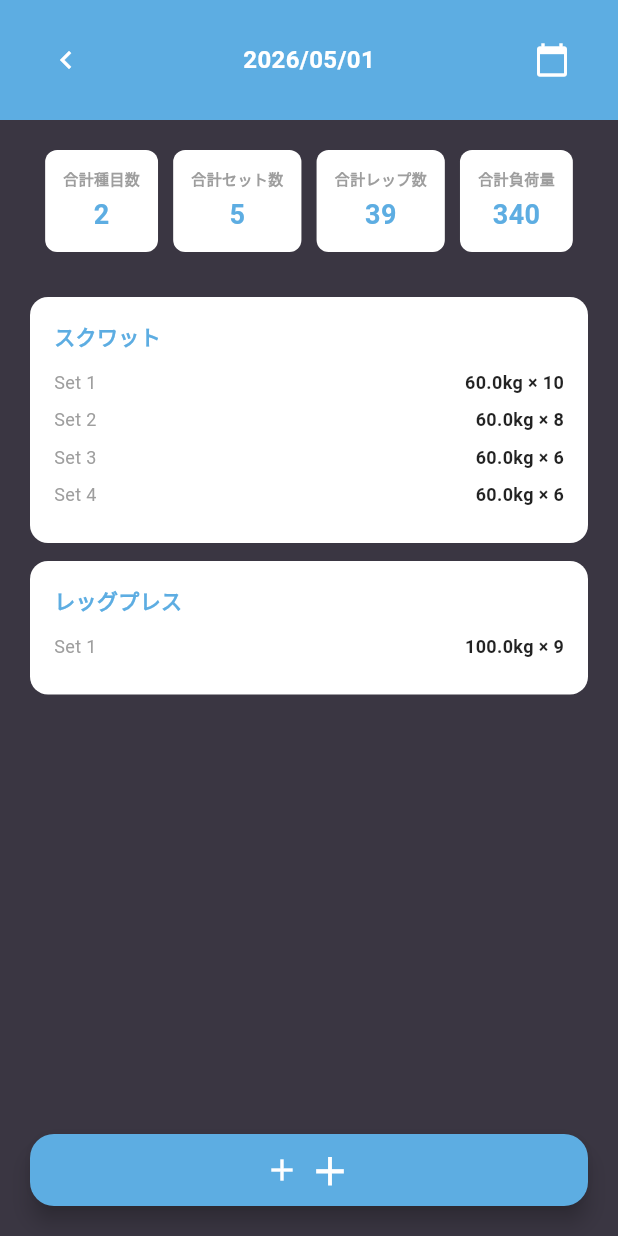
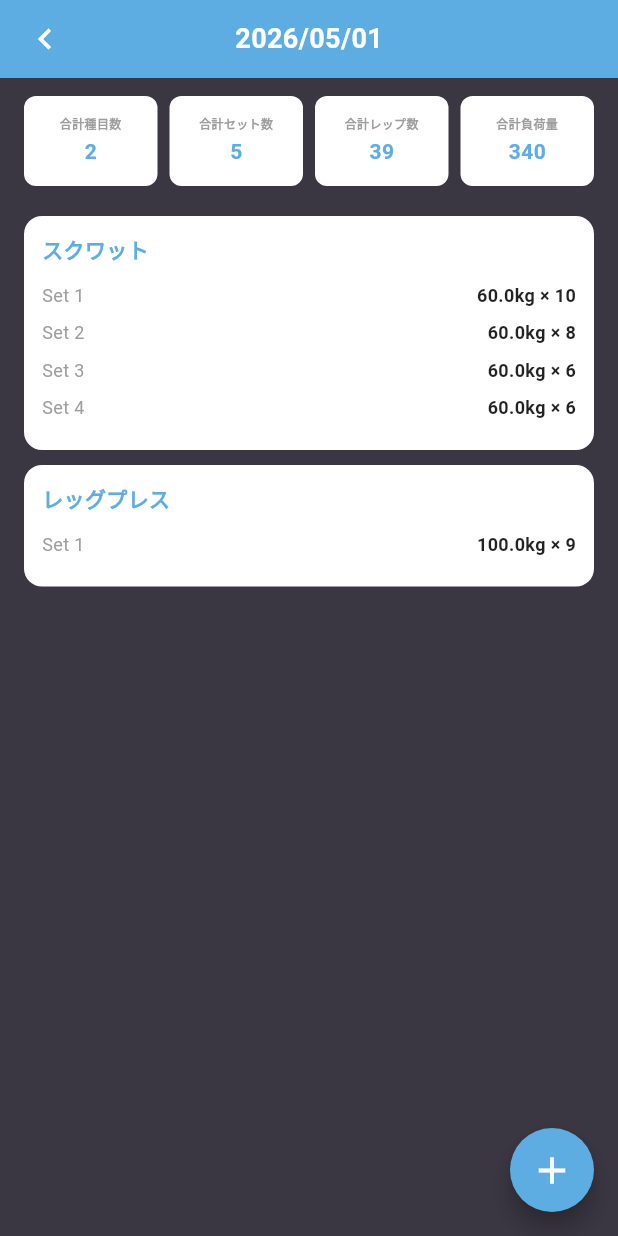
Before and after one commit to okinawan04/MuscleRecipe, a Flutter app: the screen it shows after launch, after a tap on the "chevron left" icon, after a tap on "メニューを追加", on a phone screen of 412 x 824 dp. Run offline on Flutter 3.47's test engine with Material 3 defaults, Android fonts, the phone set to English and light mode, and no system bars; our stand-ins replace fl_chart.

Commit message:
種目選択一覧作成
Co-authored-by: Copilot <copilot@github.com>

```diff
--- a/MuscleRecipe/lib/home.dart
+++ b/MuscleRecipe/lib/home.dart
@@ -30,13 +30,13 @@ class _HomePageState extends State<HomePage> {
             // Header
             Container(
               color: AppColors.backgroundColor,
-              padding: const EdgeInsets.only(top: 40, bottom: 20),
+              padding: const EdgeInsets.only(top: 32, bottom: 16),
               child: Column(
                 children: [
                   Align(
                     alignment: Alignment.centerLeft,
                     child: Padding(
-                      padding: const EdgeInsets.only(left: 20),
+                      padding: const EdgeInsets.only(left: 16),
                       child: const Text(
                         'Muscle memory',
                         style: AppTextStyles.pageTitle,
@@ -79,7 +79,7 @@ class _HomePageState extends State<HomePage> {
             // Buttons Area
             Container(
               color: AppColors.backgroundColor,
-              padding: const EdgeInsets.symmetric(horizontal: 20, vertical: 20),
+              padding: const EdgeInsets.symmetric(horizontal: 16, vertical: 16),
               child: Column(
                 children: [
                   // Add Menu Button
@@ -125,7 +125,7 @@ class _HomePageState extends State<HomePage> {
 
   Widget _buildGraph() {
     return Padding(
-      padding: const EdgeInsets.all(20),
+      padding: const EdgeInsets.all(16),
       child: Column(
         crossAxisAlignment: CrossAxisAlignment.start,
         children: [
@@ -227,7 +227,7 @@ class _HomePageState extends State<HomePage> {
         // Month/Year Header
         Container(
           color: AppColors.primaryColor,
-          padding: const EdgeInsets.symmetric(horizontal: 20, vertical: 12),
+          padding: const EdgeInsets.symmetric(horizontal: 16, vertical: 12),
           child: Row(
             mainAxisAlignment: MainAxisAlignment.spaceBetween,
             children: [
@@ -268,7 +268,7 @@ class _HomePageState extends State<HomePage> {
         // Weekday Headers
         Container(
           color: AppColors.primaryColor,
-          padding: const EdgeInsets.symmetric(horizontal: 20),
+          padding: const EdgeInsets.symmetric(horizontal: 16),
           child: Row(
             mainAxisAlignment: MainAxisAlignment.spaceEvenly,
             children: ['日', '月', '火', '水', '木', '金', '土']
@@ -285,7 +285,7 @@ class _HomePageState extends State<HomePage> {
         Expanded(
           child: Container(
             color: AppColors.primaryColor,
-            padding: const EdgeInsets.symmetric(horizontal: 20, vertical: 16),
+            padding: const EdgeInsets.symmetric(horizontal: 16, vertical: 12),
             child: _buildCalendarGrid(),
           ),
         ),
@@ -317,7 +317,7 @@ class _HomePageState extends State<HomePage> {
     return GridView.builder(
       gridDelegate: const SliverGridDelegateWithFixedCrossAxisCount(
         crossAxisCount: 7,
-        childAspectRatio: 1,
+        childAspectRatio: 0.95,
       ),
       itemCount: calendarDays.length,
       itemBuilder: (context, index) {
--- a/MuscleRecipe/lib/models/training_models.dart
+++ b/MuscleRecipe/lib/models/training_models.dart
@@ -1,6 +1,3 @@
-/// 筋トレデータモデル定義ファイル
-library training_models;
-
 /// 身体部位の列挙型
 enum BodyPart {
   chest('胸'),
--- a/MuscleRecipe/lib/screens/menu_list_screen.dart
+++ b/MuscleRecipe/lib/screens/menu_list_screen.dart
@@ -4,6 +4,7 @@ import '../models/training_models.dart';
 import '../providers/training_data_provider.dart';
 import '../constants/app_colors.dart';
 import '../constants/app_text_styles.dart';
+import 'exercise_selection_screen.dart';
 
 class MenuListScreen extends StatefulWidget {
   const MenuListScreen({super.key});
@@ -45,47 +46,39 @@ class _MenuListScreenState extends State<MenuListScreen> {
   @override
   Widget build(BuildContext context) {
     return Scaffold(
-      body: Container(
+      backgroundColor: AppColors.primaryColor,
+      body: SafeArea(
+        child: Container(
           color: AppColors.backgroundColor,
           child: Column(
             children: [
               // Header with date
               Container(
                 color: AppColors.primaryColor,
-              padding: const EdgeInsets.symmetric(horizontal: 20, vertical: 16),
+                padding: const EdgeInsets.symmetric(horizontal: 16, vertical: 12),
                 child: Column(
                   children: [
                     Row(
                       mainAxisAlignment: MainAxisAlignment.spaceBetween,
                       children: [
-                      IconButton(
-                        icon: const Icon(Icons.chevron_left,
-                            color: Colors.white),
-                        onPressed: () => Navigator.pop(context),
+                        GestureDetector(
+                          onTap: () => Navigator.of(context).pop(),
+                          child: const Icon(
+                            Icons.chevron_left,
+                            color: Colors.white,
+                            size: 28,
+                          ),
                         ),
                         Text(
                           DateFormat('yyyy/MM/dd', 'ja_JP')
                               .format(_selectedDate),
-                        style: AppTextStyles.calendarHeader,
+                          style: const TextStyle(
+                            color: Colors.white,
+                            fontSize: 18,
+                            fontWeight: FontWeight.bold,
                           ),
-                      IconButton(
-                        icon: const Icon(Icons.calendar_today,
-                            color: Colors.white),
-                        onPressed: () async {
-                          final picked = await showDatePicker(
-                            context: context,
-                            initialDate: _selectedDate,
-                            firstDate: DateTime(2020),
-                            lastDate: DateTime(2030),
-                          );
-                          if (picked != null) {
-                            setState(() {
-                              _selectedDate = picked;
-                              _updateCurrentDayTraining();
-                            });
-                          }
-                        },
                         ),
+                        const SizedBox(width: 28),
                       ],
                     ),
                   ],
@@ -93,27 +86,40 @@ class _MenuListScreenState extends State<MenuListScreen> {
               ),
               // Statistics
               Padding(
-              padding: const EdgeInsets.all(20),
+                padding: const EdgeInsets.symmetric(horizontal: 16, vertical: 12),
+                child: SizedBox(
+                  height: 60,
                   child: Row(
-                mainAxisAlignment: MainAxisAlignment.spaceEvenly,
                     children: [
-                  _buildStatCard(
+                      Expanded(
+                        child: _buildStatCard(
                           '合計種目数',
                           _currentDayTraining.totalMenuCount.toString(),
                         ),
-                  _buildStatCard(
+                      ),
+                      const SizedBox(width: 8),
+                      Expanded(
+                        child: _buildStatCard(
                           '合計セット数',
                           _currentDayTraining.totalSetCount.toString(),
                         ),
-                  _buildStatCard(
+                      ),
+                      const SizedBox(width: 8),
+                      Expanded(
+                        child: _buildStatCard(
                           '合計レップ数',
                           _currentDayTraining.totalRepCount.toString(),
                         ),
-                  _buildStatCard(
+                      ),
+                      const SizedBox(width: 8),
+                      Expanded(
+                        child: _buildStatCard(
                           '合計負荷量',
                           _currentDayTraining.totalWeightLoad.toStringAsFixed(0),
                         ),
+                      ),
                     ],
+                  ),
                 ),
               ),
               // Menu list
@@ -128,8 +134,8 @@ class _MenuListScreenState extends State<MenuListScreen> {
                     : ListView.builder(
                         itemCount: _currentDayTraining.menus.length,
                         padding: const EdgeInsets.symmetric(
-                        horizontal: 20,
-                        vertical: 10,
+                          horizontal: 16,
+                          vertical: 8,
                         ),
                         itemBuilder: (context, index) {
                           final menu = _currentDayTraining.menus[index];
@@ -137,33 +143,33 @@ class _MenuListScreenState extends State<MenuListScreen> {
                         },
                       ),
               ),
-            // Add button
-            Padding(
-              padding: const EdgeInsets.symmetric(
-                horizontal: 20,
-                vertical: 20,
-              ),
-              child: SizedBox(
-                width: double.infinity,
-                height: 48,
-                child: FloatingActionButton.extended(
-                  onPressed: () {
-                    // Navigate to exercise selection screen
-                  },
-                  backgroundColor: AppColors.primaryColor,
-                  icon: const Icon(Icons.add, color: Colors.white),
-                  label: const Text(
-                    '＋',
-                    style: TextStyle(
-                      color: Colors.white,
-                      fontSize: 24,
-                      fontWeight: FontWeight.bold,
+            ],
           ),
         ),
       ),
+      floatingActionButton: FloatingActionButton(
+                onPressed: () async {
+
+                  final selectedExercise = await Navigator.push(
+                    context,
+                    MaterialPageRoute(
+                      builder: (context) => const ExerciseSelectionScreen(),
                     ),
-            ),
-          ],
+                  );
+
+                  // 2. 種目が選択されて戻ってきた場合の処理
+                  if (selectedExercise != null && selectedExercise is Exercise) {
+                    // TODO: 選択された種目を使って、セット数などを入力する編集画面へ進む
+                    print('選択された種目: ${selectedExercise.name}');
+                  }
+
+                },
+                backgroundColor: AppColors.primaryColor,
+                shape: const CircleBorder(), // 丸い形状
+                child: const Icon(
+                  Icons.add,
+                  color: Colors.white,
+                  size: 30,
                   ),
               ),
     );
@@ -171,27 +177,31 @@ class _MenuListScreenState extends State<MenuListScreen> {
 
   Widget _buildStatCard(String label, String value) {
     return Container(
-      padding: const EdgeInsets.all(12),
+      padding: const EdgeInsets.all(8),
       decoration: BoxDecoration(
         color: Colors.white,
         borderRadius: BorderRadius.circular(8),
       ),
       child: Column(
+        mainAxisAlignment: MainAxisAlignment.center,
         children: [
           Text(
             label,
             style: const TextStyle(
               color: Colors.grey,
-              fontSize: 10,
+              fontSize: 8,
               fontWeight: FontWeight.w600,
             ),
+            maxLines: 2,
+            overflow: TextOverflow.ellipsis,
+            textAlign: TextAlign.center,
           ),
-          const SizedBox(height: 4),
+          const SizedBox(height: 3),
           Text(
             value,
             style: const TextStyle(
               color: AppColors.primaryColor,
-              fontSize: 18,
+              fontSize: 14,
               fontWeight: FontWeight.bold,
             ),
           ),
@@ -202,8 +212,8 @@ class _MenuListScreenState extends State<MenuListScreen> {
 
   Widget _buildMenuCard(TrainingMenu menu) {
     return Container(
-      margin: const EdgeInsets.only(bottom: 12),
-      padding: const EdgeInsets.all(16),
+      margin: const EdgeInsets.only(bottom: 10),
+      padding: const EdgeInsets.all(12),
       decoration: BoxDecoration(
         color: Colors.white,
         borderRadius: BorderRadius.circular(12),
@@ -252,7 +262,7 @@ class _MenuListScreenState extends State<MenuListScreen> {
                       ),
                       if (set.rm != null)
                         Text(
-                          '${set.rm!.toStringAsFixed(1)}',
+                          set.rm!.toStringAsFixed(1),
                           style: const TextStyle(
                             color: AppColors.accentColor,
                             fontSize: 12,
--- a/MuscleRecipe/lib/widgets/custom_bottom_navigation_bar.dart
+++ b/MuscleRecipe/lib/widgets/custom_bottom_navigation_bar.dart
@@ -34,7 +34,7 @@ class CustomBottomNavigationBar extends StatelessWidget {
   Widget build(BuildContext context) {
     return Container(
       color: AppColors.backgroundColor,
-      padding: const EdgeInsets.only(bottom: 20),
+      padding: const EdgeInsets.only(bottom: 16),
       child: Row(
         mainAxisAlignment: MainAxisAlignment.center,
         children: List.generate(
```
Also changed, not shown: MuscleRecipe/lib/screens/exercise_selection_screen.dart (+19 -12 lines), MuscleRecipe/lib/screens/menu_creation_screen.dart (+19 -14 lines). Lines whose indentation alone changed are shown as unchanged.
